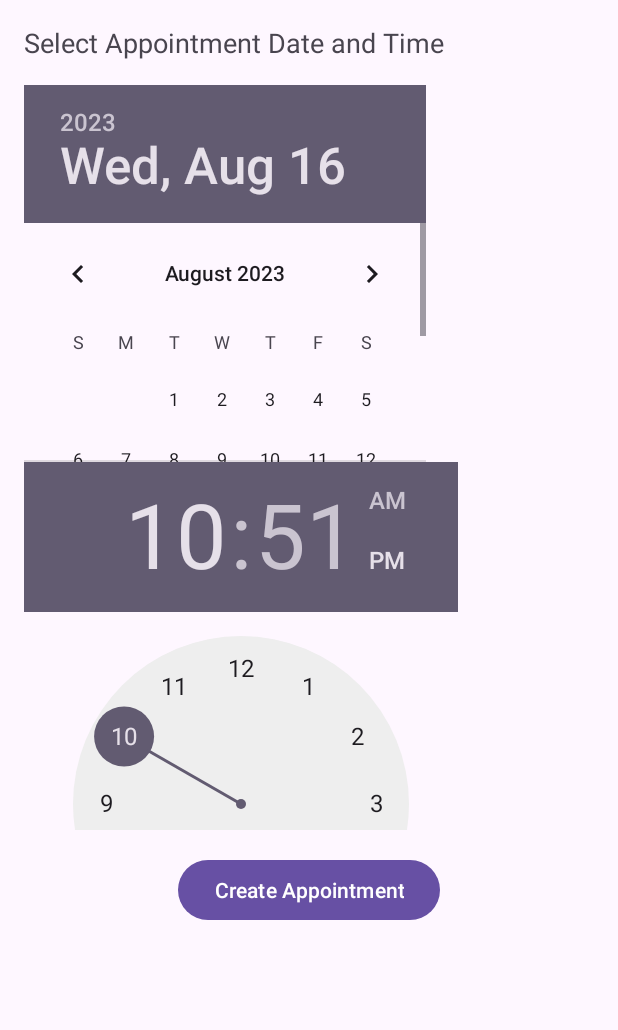
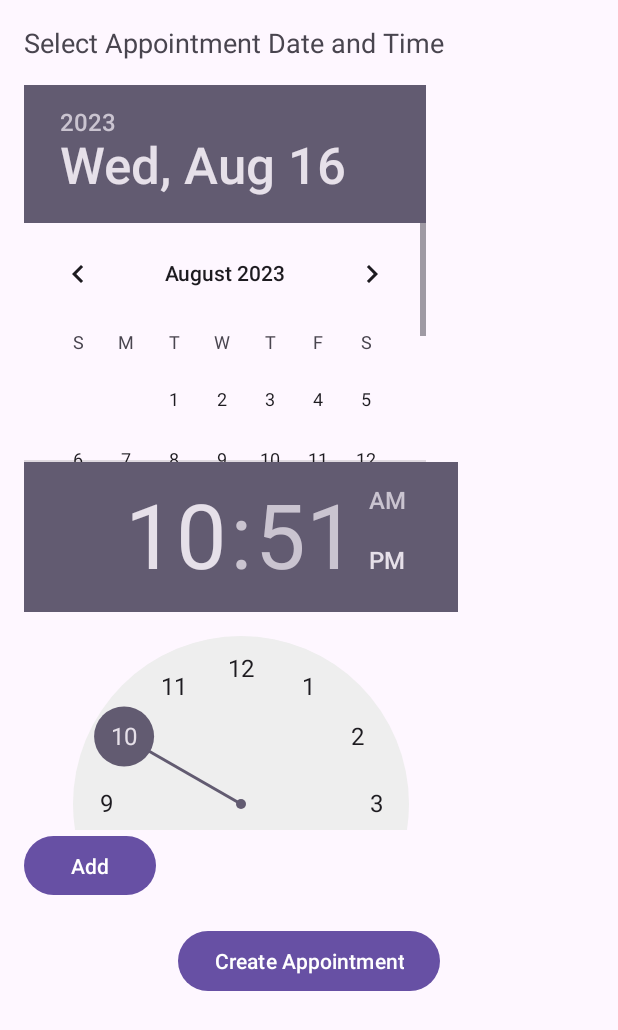
Before and after one commit to sungshinAI/datetimeRR, an Android app: the layout activity_appointment.xml on its own in the app's theme, with its tools: preview values and no code run, on a phone screen of 412 x 824 dp. Shown: the top 1030 px of the screen. Run offline under Robolectric (Android 15) with nearby library versions, the phone set to English and light mode, and no system bars.

Commit message:
add_addbtn

```diff
--- a/app/src/main/AndroidManifest.xml
+++ b/app/src/main/AndroidManifest.xml
@@ -13,7 +13,7 @@
         android:theme="@style/Theme.DatetimeRR"
         tools:targetApi="31">
         <activity
-            android:name=".MainActivity"
+            android:name=".ViewAppointmentsActivity"
             android:exported="true">
             <intent-filter>
                 <action android:name="android.intent.action.MAIN" />
--- a/app/src/main/res/layout/activity_appointment.xml
+++ b/app/src/main/res/layout/activity_appointment.xml
@@ -25,11 +25,17 @@
         android:layout_height="245dp" />
 
     <Button
+        android:id="@+id/buttonAddDateTime"
+        android:layout_width="wrap_content"
+        android:layout_height="47dp"
+        android:text="Add" />
+
+    <Button
         android:id="@+id/buttonCreateAppointment"
         android:layout_width="wrap_content"
         android:layout_height="wrap_content"
-        android:text="Create Appointment"
         android:layout_gravity="center"
-        android:layout_marginTop="16dp"/>
+        android:layout_marginTop="16dp"
+        android:text="Create Appointment" />
 
 </LinearLayout>
```
Also changed, not shown: app/src/main/java/com/example/datetimerr/AppointmentActivity.java (+42 -6 lines).
